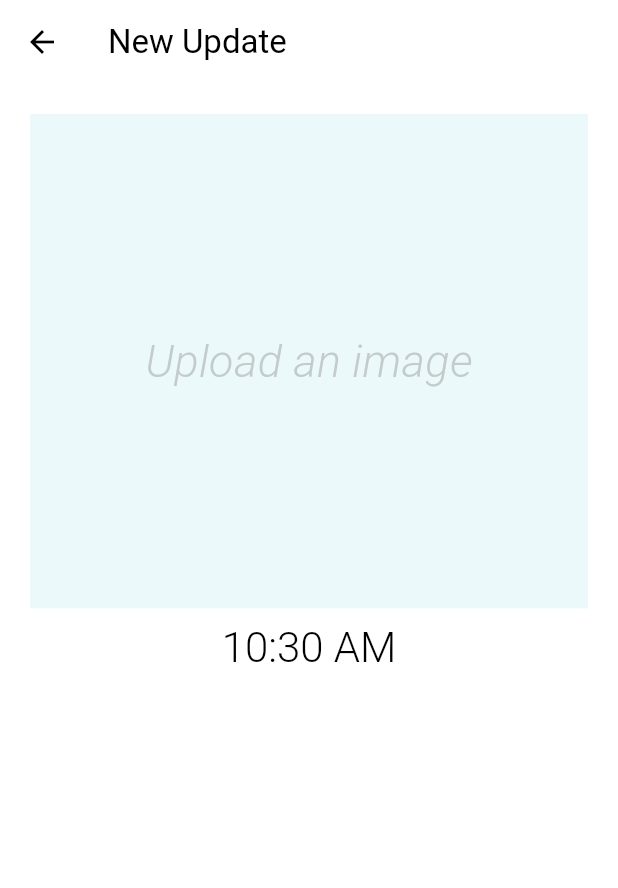
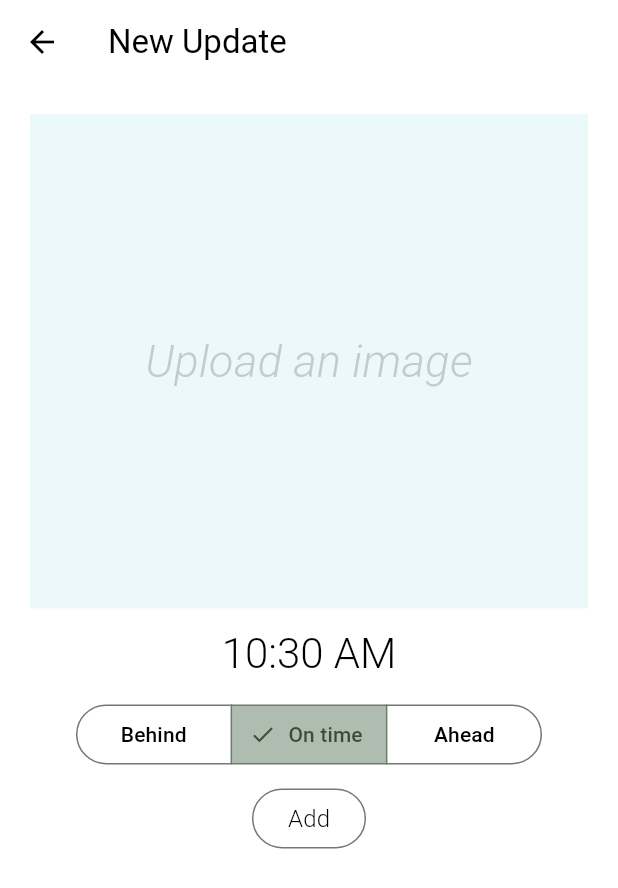
Before and after one commit to Vedant62/buildcraft, a Flutter app: the AddUpdatePage screen opened directly with sample values from the repository, on a phone screen of 412 x 824 dp. Shown: the top 888 px of the screen. Run offline on Flutter 3.47's test engine with Material 3 defaults, Android fonts, the phone set to English and light mode, and no system bars; our stand-ins replace cloud_firestore, firebase_auth, firebase_core, firebase_storage, flex_color_scheme, flutter_riverpod and 1 more; accounts and stored records are empty.

Commit message:
status addition in update

```diff
--- a/lib/models/update.dart
+++ b/lib/models/update.dart
@@ -2,14 +2,14 @@ import 'package:cloud_firestore/cloud_firestore.dart';
 
 class Update {
   Update({
-    required this.id,
+    this.id,
     required this.projectId,
     required this.projectUpdateImageLink,
     required this.dateTime,
     required this.status,
   });
 
-  final String id;
+  final String? id;
   final String projectId;
   final String projectUpdateImageLink;
   final DateTime dateTime;
--- a/lib/pages/add_update_page.dart
+++ b/lib/pages/add_update_page.dart
@@ -1,8 +1,8 @@
 import 'dart:io';
 import 'package:buildcraft/models/update.dart';
+import 'package:buildcraft/services/firestore.dart';
 import 'package:buildcraft/services/storage.dart';
 import 'package:buildcraft/utils/timeFormat.dart';
-import 'package:firebase_storage/firebase_storage.dart';
 import 'package:flutter/material.dart';
 import 'package:image_picker/image_picker.dart';
 
@@ -21,13 +21,25 @@ class _AddUpdatePageState extends State<AddUpdatePage> {
   bool imageSelected = false;
   late StorageService storageService;
   late Project _project;
+  late FirestoreService firestoreService;
   File? selectedImage;
+  String? imageUrl;
+  String _selectedStatus = 'On time';
+  Map<String, Status> statusLookup = {
+    'Behind': Status.late,
+    'On time': Status.onTime,
+    'Ahead': Status.ahead
+  };
+  Status? status;
+
+
 
   @override
   void initState() {
     // TODO: implement initState
     super.initState();
     storageService = StorageService();
+    firestoreService = FirestoreService();
     _project = widget.project;
   }
 
@@ -42,6 +54,15 @@ class _AddUpdatePageState extends State<AddUpdatePage> {
 
       // await storageService.uploadImage(selectedImage!, _project.id!);
     });
+  }
+
+  void saveAndUpload() async {
+    imageUrl = await storageService.uploadImage(selectedImage!, _project.id!);
+    print('uploaded the url: $imageUrl');
+    status = statusLookup[_selectedStatus];
+    final _update = Update(projectId: _project.id!, projectUpdateImageLink: imageUrl!, dateTime: DateTime.now(), status: status!);
+    firestoreService.addUpdate(_update);
+    print('saved update to db');
   }
 
   @override
@@ -85,7 +106,9 @@ class _AddUpdatePageState extends State<AddUpdatePage> {
                     ),
             ),
             Padding(
-              padding: const EdgeInsets.symmetric(vertical: 8.0),
+              padding: const EdgeInsets.symmetric(
+                vertical: 12.0,
+              ),
               child: Text(
                 formatTimeOfDay(TimeOfDay.now()),
                 style: Theme.of(context)
@@ -94,6 +117,43 @@ class _AddUpdatePageState extends State<AddUpdatePage> {
                     .copyWith(fontWeight: FontWeight.w300),
               ),
             ),
+            SegmentedButton(
+                emptySelectionAllowed: true,
+                segments: const <ButtonSegment<String>>[
+                  ButtonSegment<String>(
+                    value: 'Behind',
+                    label: Text('Behind'),
+                  ),
+                  ButtonSegment<String>(
+                    value: 'On time',
+                    label: Text('On time'),
+                  ),
+                  ButtonSegment<String>(
+                    value: 'Ahead',
+                    label: Text('Ahead'),
+                  ),
+                ],
+                selected: <String>{_selectedStatus},
+                onSelectionChanged: (Set<String> newSelection) {
+                  setState(() {
+                    _selectedStatus = newSelection.first;
+                  });
+                }),
+            Padding(
+              padding: const EdgeInsets.all(8.0),
+              child: OutlinedButton(
+                onPressed: () {
+
+                },
+                child: Text(
+                  'Add',
+                  style: Theme.of(context)
+                      .textTheme
+                      .labelLarge!
+                      .copyWith(fontSize: 16, fontWeight: FontWeight.w300),
+                ),
+              ),
+            )
           ],
         ),
       ),
```
